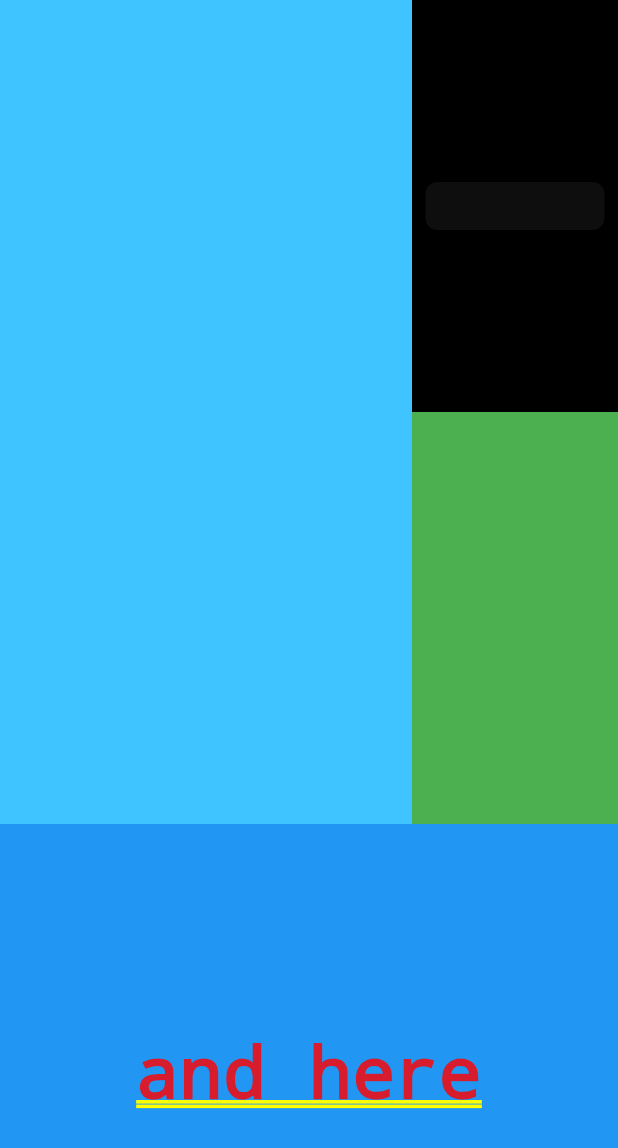
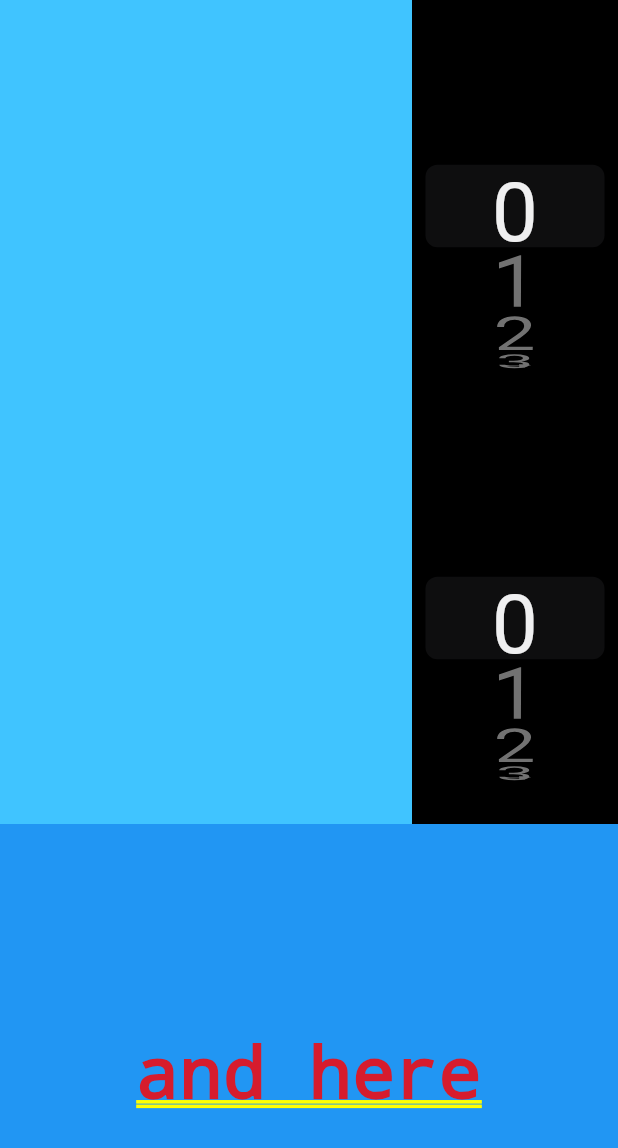
Before and after one commit to davidanew/pycalc_flutter, a Flutter app: the screen it shows after launch, on a phone screen of 412 x 824 dp. Shown: the top 1148 px of the screen. Run offline on Flutter 3.47's test engine with Material 2 defaults, Android fonts, the phone set to English and light mode, and no system bars.

Commit message:
Scaled Picker

```diff
--- a/lib/main.dart
+++ b/lib/main.dart
@@ -60,28 +60,13 @@ class NewWidget extends StatelessWidget {
                       color: Colors.white,
                       child: Column(
                         children: <Widget>[
+                          //Laps
                           Expanded(
-                            //Max laps
-                            child: Container(
-                              color: Colors.black,
-                              child: CupertinoPicker(
-                                itemExtent: 32,
-                                onSelectedItemChanged: (i) {
-                                  print(Provider.of<Controller>(context)
-                                      .testString);
-                                  Provider.of<Controller>(context)
-                                      .setMaxLaps(i);
-                                },
-                                children:
-                                    Provider.of<Controller>(context).picker0To9,
-                              ),
-                            ),
+                            child: pickerContainer(),
                           ),
+                          //Max laps
                           Expanded(
-                            //Max laps
-                            child: Container(
-                              color: Colors.green,
-                            ),
+                            child: pickerContainer(),
                           )
                         ],
                       ),
@@ -123,3 +108,35 @@ class NewWidget extends StatelessWidget {
     );
   }
 }
+
+class pickerContainer extends StatelessWidget {
+//  const pickerContainer({
+////    Key key,
+////  }) : super(key: key);
+
+  @override
+  Widget build(BuildContext context) {
+    return Container(
+      color: Colors.black,
+      child: LayoutBuilder(builder: (context, constraint) {
+        return CupertinoTheme(
+          data: CupertinoThemeData(
+            textTheme: CupertinoTextThemeData(
+                pickerTextStyle: TextStyle(
+              fontSize: constraint.maxHeight * 0.2,
+            )
+                // height: constraint.maxHeight * 1.2),
+                ),
+          ),
+          child: CupertinoPicker(
+            itemExtent: constraint.maxHeight * 0.2,
+            onSelectedItemChanged: (i) {
+              Provider.of<Controller>(context).setMaxLaps(i);
+            },
+            children: Provider.of<Controller>(context).picker0To9,
+          ),
+        );
+      }),
+    );
+  }
+}
```
